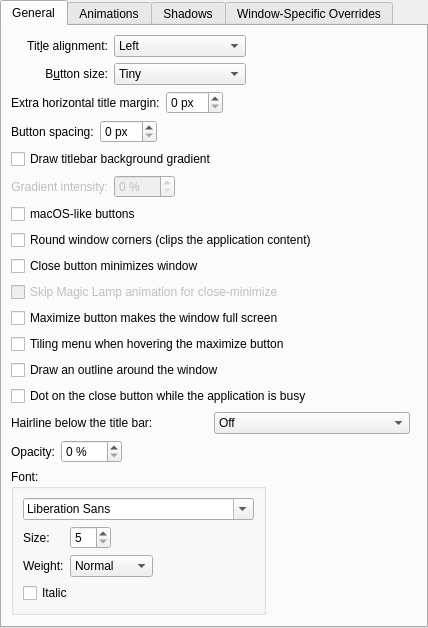
Old version of the form pearos-window-borders/config/ui/breezeconfigurationui.ui in the repository Pear-Project/dpkg.
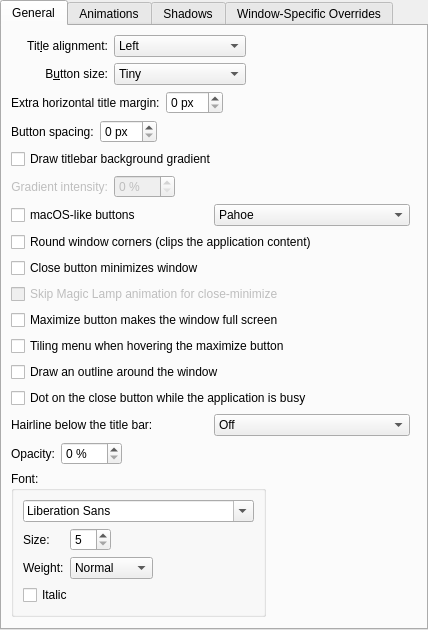
New version of the form. Custom widgets are drawn as their Qt base class.

```diff
--- a/pearos-window-borders/config/ui/breezeconfigurationui.ui
+++ b/pearos-window-borders/config/ui/breezeconfigurationui.ui
@@ -215,12 +215,37 @@
         </widget>
        </item>
        <item row="6" column="0" colspan="3">
+        <layout class="QHBoxLayout" name="horizontalLayout_macOSButtons">
+         <item>
         <widget class="QCheckBox" name="macOSButtons">
          <property name="text">
           <string>macOS-like buttons</string>
          </property>
         </widget>
        </item>
+         <item>
+          <widget class="QComboBox" name="trafficLightStyle">
+           <item>
+            <property name="text">
+             <string comment="@item:inlistbox macOS-like button style">Pahoe</string>
+            </property>
+           </item>
+           <item>
+            <property name="text">
+             <string comment="@item:inlistbox macOS-like button style">Goldwing (latest)</string>
+            </property>
+           </item>
+          </widget>
+         </item>
+         <item>
+          <spacer name="horizontalSpacer_macOSButtons">
+           <property name="orientation">
+            <enum>Qt::Horizontal</enum>
+           </property>
+          </spacer>
+         </item>
+        </layout>
+       </item>
        <item row="7" column="0" colspan="3">
         <widget class="QCheckBox" name="roundedCorners">
          <property name="text">
```
Left out of the diff: 6 changed lines with no effect on the pictures. Lines whose indentation alone changed are shown as unchanged.
